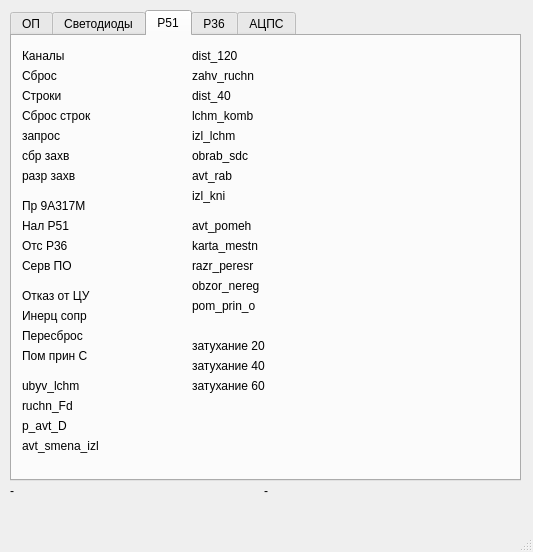
The window that qt.ui (AEpolyakov/op_ui) describes before a commit, drawn with Qt 5.
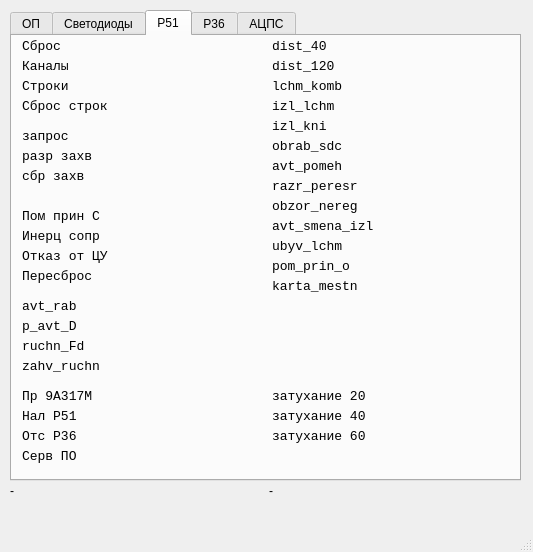
The same window after the commit.

```diff
--- a/qt.ui
+++ b/qt.ui
@@ -512,11 +512,17 @@
       <property name="geometry">
        <rect>
         <x>10</x>
-        <y>10</y>
-        <width>151</width>
+        <y>20</y>
+        <width>251</width>
         <height>20</height>
        </rect>
       </property>
+      <property name="font">
+       <font>
+        <family>Courier New</family>
+        <pointsize>10</pointsize>
+       </font>
+      </property>
       <property name="text">
        <string>Каналы</string>
       </property>
@@ -525,11 +531,17 @@
       <property name="geometry">
        <rect>
         <x>10</x>
-        <y>30</y>
-        <width>151</width>
+        <y>0</y>
+        <width>251</width>
         <height>20</height>
        </rect>
       </property>
+      <property name="font">
+       <font>
+        <family>Courier New</family>
+        <pointsize>10</pointsize>
+       </font>
+      </property>
       <property name="text">
        <string>Сброс</string>
       </property>
@@ -538,11 +550,17 @@
       <property name="geometry">
        <rect>
         <x>10</x>
-        <y>50</y>
-        <width>151</width>
+        <y>40</y>
+        <width>211</width>
         <height>20</height>
        </rect>
       </property>
+      <property name="font">
+       <font>
+        <family>Courier New</family>
+        <pointsize>10</pointsize>
+       </font>
+      </property>
       <property name="text">
        <string>Строки</string>
       </property>
@@ -551,11 +569,17 @@
       <property name="geometry">
        <rect>
         <x>10</x>
-        <y>70</y>
-        <width>151</width>
+        <y>60</y>
+        <width>191</width>
         <height>20</height>
        </rect>
       </property>
+      <property name="font">
+       <font>
+        <family>Courier New</family>
+        <pointsize>10</pointsize>
+       </font>
+      </property>
       <property name="text">
        <string>Сброс строк</string>
       </property>
@@ -565,10 +589,16 @@
        <rect>
         <x>10</x>
         <y>90</y>
-        <width>121</width>
+        <width>191</width>
         <height>20</height>
        </rect>
       </property>
+      <property name="font">
+       <font>
+        <family>Courier New</family>
+        <pointsize>10</pointsize>
+       </font>
+      </property>
       <property name="text">
        <string>запрос</string>
       </property>
@@ -577,11 +607,17 @@
       <property name="geometry">
        <rect>
         <x>10</x>
-        <y>110</y>
-        <width>121</width>
+        <y>130</y>
+        <width>191</width>
         <height>20</height>
        </rect>
       </property>
+      <property name="font">
+       <font>
+        <family>Courier New</family>
+        <pointsize>10</pointsize>
+       </font>
+      </property>
       <property name="text">
        <string>сбр захв</string>
       </property>
@@ -590,11 +626,17 @@
       <property name="geometry">
        <rect>
         <x>10</x>
-        <y>130</y>
-        <width>121</width>
+        <y>110</y>
+        <width>191</width>
         <height>20</height>
        </rect>
       </property>
+      <property name="font">
+       <font>
+        <family>Courier New</family>
+        <pointsize>10</pointsize>
+       </font>
+      </property>
       <property name="text">
        <string>разр захв</string>
       </property>
@@ -603,11 +645,17 @@
       <property name="geometry">
        <rect>
         <x>10</x>
-        <y>180</y>
-        <width>121</width>
+        <y>370</y>
+        <width>191</width>
         <height>20</height>
        </rect>
       </property>
+      <property name="font">
+       <font>
+        <family>Courier New</family>
+        <pointsize>10</pointsize>
+       </font>
+      </property>
       <property name="text">
        <string>Нал Р51</string>
       </property>
@@ -616,11 +664,17 @@
       <property name="geometry">
        <rect>
         <x>10</x>
-        <y>160</y>
-        <width>121</width>
+        <y>350</y>
+        <width>191</width>
         <height>20</height>
        </rect>
       </property>
+      <property name="font">
+       <font>
+        <family>Courier New</family>
+        <pointsize>10</pointsize>
+       </font>
+      </property>
       <property name="text">
        <string>Пр 9А317М</string>
       </property>
@@ -629,11 +683,17 @@
       <property name="geometry">
        <rect>
         <x>10</x>
-        <y>220</y>
-        <width>121</width>
+        <y>410</y>
+        <width>191</width>
         <height>20</height>
        </rect>
       </property>
+      <property name="font">
+       <font>
+        <family>Courier New</family>
+        <pointsize>10</pointsize>
+       </font>
+      </property>
       <property name="text">
        <string>Серв ПО</string>
       </property>
@@ -642,11 +702,17 @@
       <property name="geometry">
        <rect>
         <x>10</x>
-        <y>200</y>
-        <width>121</width>
+        <y>390</y>
+        <width>191</width>
         <height>20</height>
        </rect>
       </property>
+      <property name="font">
+       <font>
+        <family>Courier New</family>
+        <pointsize>10</pointsize>
+       </font>
+      </property>
       <property name="text">
        <string>Отс Р36</string>
       </property>
@@ -655,11 +721,17 @@
       <property name="geometry">
        <rect>
         <x>10</x>
-        <y>250</y>
-        <width>121</width>
+        <y>210</y>
+        <width>191</width>
         <height>20</height>
        </rect>
       </property>
+      <property name="font">
+       <font>
+        <family>Courier New</family>
+        <pointsize>10</pointsize>
+       </font>
+      </property>
       <property name="text">
        <string>Отказ от ЦУ</string>
       </property>
@@ -668,11 +740,17 @@
       <property name="geometry">
        <rect>
         <x>10</x>
-        <y>270</y>
-        <width>121</width>
+        <y>190</y>
+        <width>191</width>
         <height>20</height>
        </rect>
       </property>
+      <property name="font">
+       <font>
+        <family>Courier New</family>
+        <pointsize>10</pointsize>
+       </font>
+      </property>
       <property name="text">
        <string>Инерц сопр</string>
       </property>
@@ -681,11 +759,17 @@
       <property name="geometry">
        <rect>
         <x>10</x>
-        <y>290</y>
-        <width>121</width>
+        <y>230</y>
+        <width>191</width>
         <height>20</height>
        </rect>
       </property>
+      <property name="font">
+       <font>
+        <family>Courier New</family>
+        <pointsize>10</pointsize>
+       </font>
+      </property>
       <property name="text">
        <string>Пересброс</string>
       </property>
@@ -694,11 +778,17 @@
       <property name="geometry">
        <rect>
         <x>10</x>
-        <y>310</y>
-        <width>121</width>
+        <y>170</y>
+        <width>191</width>
         <height>20</height>
        </rect>
       </property>
+      <property name="font">
+       <font>
+        <family>Courier New</family>
+        <pointsize>10</pointsize>
+       </font>
+      </property>
       <property name="text">
        <string>Пом прин С</string>
       </property>
@@ -706,12 +796,18 @@
      <widget class="QLabel" name="ubyv_lchm">
       <property name="geometry">
        <rect>
-        <x>10</x>
-        <y>340</y>
-        <width>121</width>
+        <x>260</x>
+        <y>200</y>
+        <width>191</width>
         <height>20</height>
        </rect>
       </property>
+      <property name="font">
+       <font>
+        <family>Courier New</family>
+        <pointsize>10</pointsize>
+       </font>
+      </property>
       <property name="text">
        <string>ubyv_lchm</string>
       </property>
@@ -720,11 +816,17 @@
       <property name="geometry">
        <rect>
         <x>10</x>
-        <y>360</y>
-        <width>121</width>
+        <y>300</y>
+        <width>191</width>
         <height>20</height>
        </rect>
       </property>
+      <property name="font">
+       <font>
+        <family>Courier New</family>
+        <pointsize>10</pointsize>
+       </font>
+      </property>
       <property name="text">
        <string>ruchn_Fd</string>
       </property>
@@ -733,11 +835,17 @@
       <property name="geometry">
        <rect>
         <x>10</x>
-        <y>380</y>
-        <width>121</width>
+        <y>280</y>
+        <width>191</width>
         <height>20</height>
        </rect>
       </property>
+      <property name="font">
+       <font>
+        <family>Courier New</family>
+        <pointsize>10</pointsize>
+       </font>
+      </property>
       <property name="text">
        <string>p_avt_D</string>
       </property>
@@ -745,12 +853,18 @@
      <widget class="QLabel" name="avt_smena_izl">
       <property name="geometry">
        <rect>
-        <x>10</x>
-        <y>400</y>
-        <width>121</width>
+        <x>260</x>
+        <y>180</y>
+        <width>191</width>
         <height>20</height>
        </rect>
       </property>
+      <property name="font">
+       <font>
+        <family>Courier New</family>
+        <pointsize>10</pointsize>
+       </font>
+      </property>
       <property name="text">
        <string>avt_smena_izl</string>
       </property>
@@ -758,12 +872,18 @@
      <widget class="QLabel" name="dist_120">
       <property name="geometry">
        <rect>
-        <x>180</x>
-        <y>10</y>
-        <width>111</width>
+        <x>260</x>
+        <y>20</y>
+        <width>161</width>
         <height>20</height>
        </rect>
       </property>
+      <property name="font">
+       <font>
+        <family>Courier New</family>
+        <pointsize>10</pointsize>
+       </font>
+      </property>
       <property name="text">
        <string>dist_120</string>
       </property>
@@ -771,12 +891,18 @@
      <widget class="QLabel" name="zahv_ruchn">
       <property name="geometry">
        <rect>
-        <x>180</x>
-        <y>30</y>
-        <width>111</width>
+        <x>10</x>
+        <y>320</y>
+        <width>161</width>
         <height>20</height>
        </rect>
       </property>
+      <property name="font">
+       <font>
+        <family>Courier New</family>
+        <pointsize>10</pointsize>
+       </font>
+      </property>
       <property name="text">
        <string>zahv_ruchn</string>
       </property>
@@ -784,12 +910,18 @@
      <widget class="QLabel" name="dist_40">
       <property name="geometry">
        <rect>
-        <x>180</x>
-        <y>50</y>
-        <width>111</width>
+        <x>260</x>
+        <y>0</y>
+        <width>161</width>
         <height>20</height>
        </rect>
       </property>
+      <property name="font">
+       <font>
+        <family>Courier New</family>
+        <pointsize>10</pointsize>
+       </font>
+      </property>
       <property name="text">
        <string>dist_40</string>
       </property>
@@ -797,12 +929,18 @@
      <widget class="QLabel" name="lchm_komb">
       <property name="geometry">
        <rect>
-        <x>180</x>
-        <y>70</y>
-        <width>111</width>
+        <x>260</x>
+        <y>40</y>
+        <width>161</width>
         <height>20</height>
        </rect>
       </property>
+      <property name="font">
+       <font>
+        <family>Courier New</family>
+        <pointsize>10</pointsize>
+       </font>
+      </property>
       <property name="text">
        <string>lchm_komb</string>
       </property>
@@ -810,12 +948,18 @@
      <widget class="QLabel" name="izl_lchm">
       <property name="geometry">
        <rect>
-        <x>180</x>
-        <y>90</y>
-        <width>111</width>
+        <x>260</x>
+        <y>60</y>
+        <width>161</width>
         <height>20</height>
        </rect>
       </property>
+      <property name="font">
+       <font>
+        <family>Courier New</family>
+        <pointsize>10</pointsize>
+       </font>
+      </property>
       <property name="text">
        <string>izl_lchm</string>
       </property>
@@ -823,12 +967,18 @@
      <widget class="QLabel" name="obrab_sdc">
       <property name="geometry">
        <rect>
-        <x>180</x>
-        <y>110</y>
-        <width>111</width>
+        <x>260</x>
+        <y>100</y>
+        <width>161</width>
         <height>20</height>
        </rect>
       </property>
+      <property name="font">
+       <font>
+        <family>Courier New</family>
+        <pointsize>10</pointsize>
+       </font>
+      </property>
       <property name="text">
        <string>obrab_sdc</string>
       </property>
@@ -836,12 +986,18 @@
      <widget class="QLabel" name="avt_rab">
       <property name="geometry">
        <rect>
-        <x>180</x>
-        <y>130</y>
-        <width>111</width>
+        <x>10</x>
+        <y>260</y>
+        <width>161</width>
         <height>20</height>
        </rect>
       </property>
+      <property name="font">
+       <font>
+        <family>Courier New</family>
+        <pointsize>10</pointsize>
+       </font>
+      </property>
       <property name="text">
        <string>avt_rab</string>
       </property>
@@ -849,12 +1005,18 @@
      <widget class="QLabel" name="izl_kni">
       <property name="geometry">
        <rect>
-        <x>180</x>
-        <y>150</y>
-        <width>111</width>
+        <x>260</x>
+        <y>80</y>
+        <width>161</width>
         <height>20</height>
        </rect>
       </property>
+      <property name="font">
+       <font>
+        <family>Courier New</family>
+        <pointsize>10</pointsize>
+       </font>
+      </property>
       <property name="text">
        <string>izl_kni</string>
       </property>
@@ -862,12 +1024,18 @@
      <widget class="QLabel" name="avt_pomeh">
       <property name="geometry">
        <rect>
-        <x>180</x>
-        <y>180</y>
-        <width>111</width>
+        <x>260</x>
+        <y>120</y>
+        <width>161</width>
         <height>20</height>
        </rect>
       </property>
+      <property name="font">
+       <font>
+        <family>Courier New</family>
+        <pointsize>10</pointsize>
+       </font>
+      </property>
       <property name="text">
        <string>avt_pomeh</string>
       </property>
@@ -875,12 +1043,18 @@
      <widget class="QLabel" name="karta_mestn">
       <property name="geometry">
        <rect>
-        <x>180</x>
-        <y>200</y>
-        <width>111</width>
+        <x>260</x>
+        <y>240</y>
+        <width>161</width>
         <height>20</height>
        </rect>
       </property>
+      <property name="font">
+       <font>
+        <family>Courier New</family>
+        <pointsize>10</pointsize>
+       </font>
+      </property>
       <property name="text">
        <string>karta_mestn</string>
       </property>
@@ -888,12 +1062,18 @@
      <widget class="QLabel" name="razr_peresr">
       <property name="geometry">
        <rect>
-        <x>180</x>
-        <y>220</y>
-        <width>111</width>
+        <x>260</x>
+        <y>140</y>
+        <width>161</width>
         <height>20</height>
        </rect>
       </property>
+      <property name="font">
+       <font>
+        <family>Courier New</family>
+        <pointsize>10</pointsize>
+       </font>
+      </property>
       <property name="text">
        <string>razr_peresr</string>
       </property>
@@ -901,12 +1081,18 @@
      <widget class="QLabel" name="obzor_nereg">
       <property name="geometry">
        <rect>
-        <x>180</x>
-        <y>240</y>
-        <width>111</width>
+        <x>260</x>
+        <y>160</y>
+        <width>161</width>
         <height>20</height>
        </rect>
       </property>
+      <property name="font">
+       <font>
+        <family>Courier New</family>
+        <pointsize>10</pointsize>
+       </font>
+      </property>
       <property name="text">
        <string>obzor_nereg</string>
       </property>
@@ -914,12 +1100,18 @@
      <widget class="QLabel" name="pom_prin_o">
       <property name="geometry">
        <rect>
-        <x>180</x>
-        <y>260</y>
-        <width>111</width>
+        <x>260</x>
+        <y>220</y>
+        <width>161</width>
         <height>20</height>
        </rect>
       </property>
+      <property name="font">
+       <font>
+        <family>Courier New</family>
+        <pointsize>10</pointsize>
+       </font>
+      </property>
       <property name="text">
        <string>pom_prin_o</string>
       </property>
@@ -927,12 +1119,18 @@
      <widget class="QLabel" name="att40">
       <property name="geometry">
        <rect>
-        <x>180</x>
-        <y>320</y>
-        <width>91</width>
+        <x>260</x>
+        <y>370</y>
+        <width>161</width>
         <height>20</height>
        </rect>
       </property>
+      <property name="font">
+       <font>
+        <family>Courier New</family>
+        <pointsize>10</pointsize>
+       </font>
+      </property>
       <property name="text">
        <string>затухание 40</string>
       </property>
@@ -940,12 +1138,18 @@
      <widget class="QLabel" name="att20">
       <property name="geometry">
        <rect>
-        <x>180</x>
-        <y>300</y>
-        <width>91</width>
+        <x>260</x>
+        <y>350</y>
+        <width>161</width>
         <height>20</height>
        </rect>
       </property>
+      <property name="font">
+       <font>
+        <family>Courier New</family>
+        <pointsize>10</pointsize>
+       </font>
+      </property>
       <property name="text">
        <string>затухание 20</string>
       </property>
@@ -953,12 +1157,18 @@
      <widget class="QLabel" name="att60">
       <property name="geometry">
        <rect>
-        <x>180</x>
-        <y>340</y>
-        <width>91</width>
+        <x>260</x>
+        <y>390</y>
+        <width>161</width>
         <height>20</height>
        </rect>
       </property>
+      <property name="font">
+       <font>
+        <family>Courier New</family>
+        <pointsize>10</pointsize>
+       </font>
+      </property>
       <property name="text">
        <string>затухание 60</string>
       </property>
@@ -1448,7 +1658,7 @@
      <rect>
       <x>10</x>
       <y>480</y>
-      <width>501</width>
+      <width>511</width>
       <height>21</height>
      </rect>
     </property>
```
Left out of the diff: 81 changed lines with no effect on the pictures.
